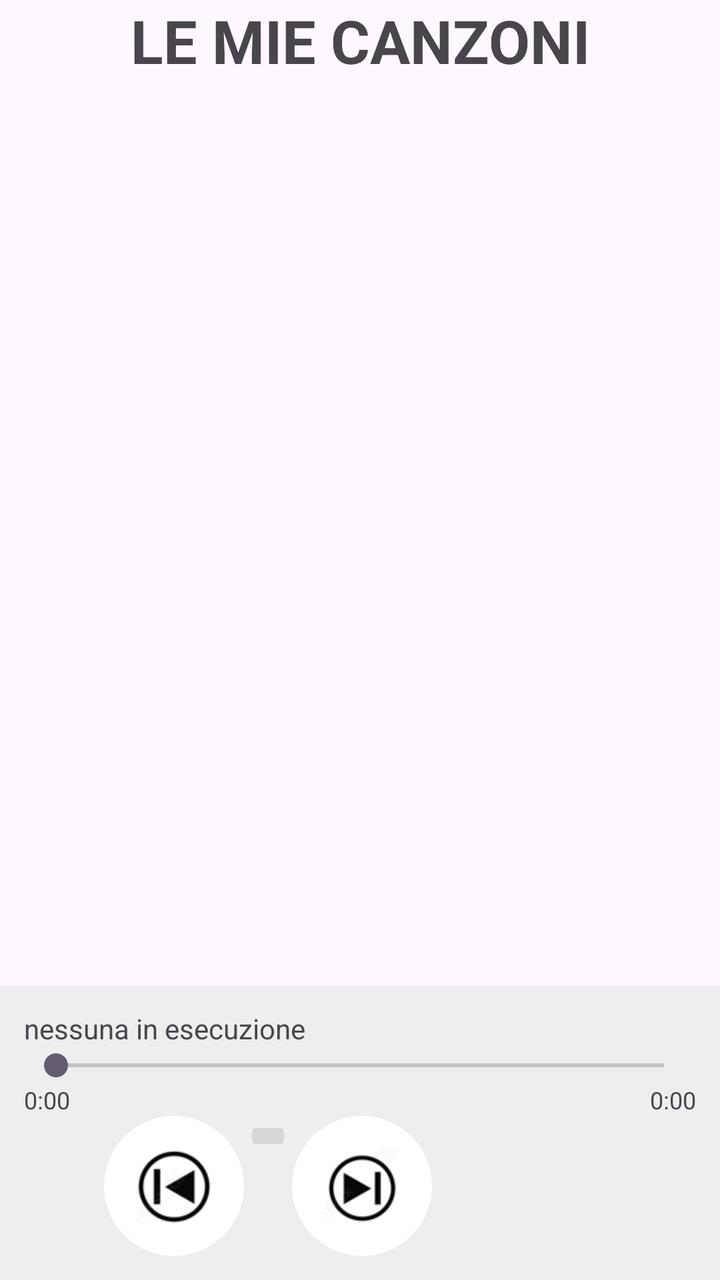
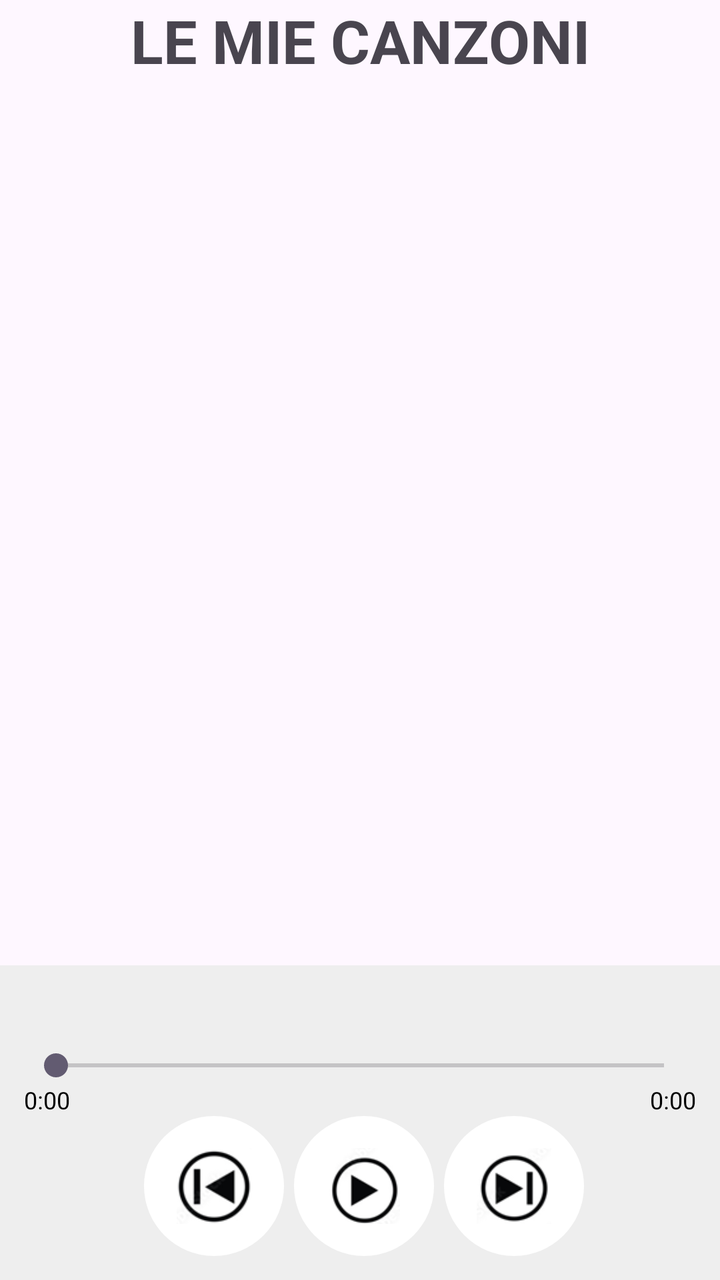

Screens rendered from an Android XML layout before and after an edit, with the pre-edit source and the edit as a unified diff.
<!-- AndroidManifest.xml: application theme Theme.Playlist -->
<!-- res/layout/activity_main.xml -->
<?xml version="1.0" encoding="utf-8"?>
<LinearLayout xmlns:android="http://schemas.android.com/apk/res/android"
    xmlns:app="http://schemas.android.com/apk/res-auto"
    xmlns:tools="http://schemas.android.com/tools"
    android:layout_width="match_parent"
    android:layout_height="match_parent"
    android:orientation="vertical"
    tools:context=".MainActivity">

    <TextView
        android:id="@+id/textView"
        android:layout_width="match_parent"
        android:layout_height="wrap_content"
        android:text="LE MIE CANZONI"
        android:textAlignment="center"
        android:textSize="30sp"
        android:textStyle="bold" />

    <androidx.recyclerview.widget.RecyclerView
        android:id="@+id/canzoni"
        android:layout_width="match_parent"
        android:layout_height="match_parent"
        android:layout_weight="1" />

    <LinearLayout
        android:layout_width="match_parent"
        android:layout_height="wrap_content"
        android:background="#EEEEEE"
        android:orientation="vertical"
        android:padding="12dp">

        <TextView
            android:id="@+id/ora"
            android:layout_width="match_parent"
            android:layout_height="wrap_content"
            android:text="nessuna in esecuzione"
            android:textSize="14sp" />

        <SeekBar
            android:id="@+id/bar"
            android:layout_width="match_parent"
            android:layout_height="wrap_content" />
        <LinearLayout
            android:layout_width="match_parent"
            android:layout_height="wrap_content"
            android:orientation="horizontal">

            <TextView
                android:id="@+id/tempoAttuale"
                android:layout_width="0dp"
                android:layout_height="wrap_content"
                android:layout_weight="1"
                android:text="0:00"
                android:textSize="12sp"/>

            <TextView
                android:id="@+id/tempoTotale"
                android:layout_width="wrap_content"
                android:layout_height="wrap_content"
                android:layout_gravity="end"
                android:text="0:00"
                android:textSize="12sp" />
        </LinearLayout>

        <LinearLayout
            android:layout_width="match_parent"
            android:layout_height="match_parent"
            android:orientation="horizontal"
            android:paddingLeft="40dp">

            <ImageButton
                android:id="@+id/dietro"
                android:layout_width="70dp"
                android:layout_height="70dp"
                android:background="@drawable/bottone"
                android:padding="16dp"
                android:scaleType="centerInside"
                android:src="@drawable/dietro" />

            <ImageButton
                android:id="@+id/pausePlay"
                android:layout_width="wrap_content"
                android:layout_height="wrap_content"
                android:text="Play"
                android:textSize="30sp" />

            <ImageButton
                android:id="@+id/avanti"
                android:layout_width="70dp"
                android:layout_height="70dp"
                android:background="@drawable/bottone"
                android:padding="16dp"
                android:scaleType="centerInside"
                android:src="@drawable/avanti" />
        </LinearLayout>

    </LinearLayout>
</LinearLayout>
<!-- resources referenced by this layout -->
<resources>
  <!-- drawable avanti: png bitmap (drawable, 4647 bytes) -->
  <!-- drawable bottone (drawable) -->
  <?xml version="1.0" encoding="utf-8"?>
  <shape xmlns:android="http://schemas.android.com/apk/res/android"
      android:shape="oval">
      <solid android:color="#FFFFFF"/>
  </shape>
  <!-- drawable dietro: png bitmap (drawable, 5091 bytes) -->
  <style name="Theme.Playlist" parent="Base.Theme.Playlist" />
  <style name="Base.Theme.Playlist" parent="Theme.Material3.DayNight.NoActionBar">
          
          
      </style>
</resources>

<!-- the commit's change to res/layout/activity_main.xml (unified diff, before → after) -->
@@ -33,13 +33,15 @@
             android:id="@+id/ora"
             android:layout_width="match_parent"
             android:layout_height="wrap_content"
-            android:text="nessuna in esecuzione"
+            android:textColor="#000000"
             android:textSize="14sp" />
 
         <SeekBar
             android:id="@+id/bar"
             android:layout_width="match_parent"
-            android:layout_height="wrap_content" />
+            android:layout_height="wrap_content"
+            android:layout_marginTop="10dp"
+            android:progressTint="#000000" />
         <LinearLayout
             android:layout_width="match_parent"
             android:layout_height="wrap_content"
@@ -51,7 +53,8 @@
                 android:layout_height="wrap_content"
                 android:layout_weight="1"
                 android:text="0:00"
-                android:textSize="12sp"/>
+                android:textColor="#000000"
+                android:textSize="12sp" />
 
             <TextView
                 android:id="@+id/tempoTotale"
@@ -59,6 +62,7 @@
                 android:layout_height="wrap_content"
                 android:layout_gravity="end"
                 android:text="0:00"
+                android:textColor="#000000"
                 android:textSize="12sp" />
         </LinearLayout>
 
@@ -66,12 +70,13 @@
             android:layout_width="match_parent"
             android:layout_height="match_parent"
             android:orientation="horizontal"
-            android:paddingLeft="40dp">
+            android:paddingLeft="60dp">
 
             <ImageButton
                 android:id="@+id/dietro"
                 android:layout_width="70dp"
                 android:layout_height="70dp"
+                android:layout_marginRight="5dp"
                 android:background="@drawable/bottone"
                 android:padding="16dp"
                 android:scaleType="centerInside"
@@ -79,10 +84,13 @@
 
             <ImageButton
                 android:id="@+id/pausePlay"
-                android:layout_width="wrap_content"
-                android:layout_height="wrap_content"
-                android:text="Play"
-                android:textSize="30sp" />
+                android:layout_width="70dp"
+                android:layout_height="70dp"
+                android:layout_marginRight="5dp"
+                android:background="@drawable/bottone"
+                android:padding="16dp"
+                android:scaleType="centerInside"
+                android:src="@drawable/apri" />
 
             <ImageButton
                 android:id="@+id/avanti"
<!-- resource entries referenced after the edit -->
@@ -1,5 +1,6 @@
 <!-- resources referenced by this layout -->
 <resources>
+  <!-- drawable apri: png bitmap (drawable, 4647 bytes) -->
   <!-- drawable avanti: png bitmap (drawable, 4647 bytes) -->
   <!-- drawable bottone (drawable) -->
   <?xml version="1.0" encoding="utf-8"?>
